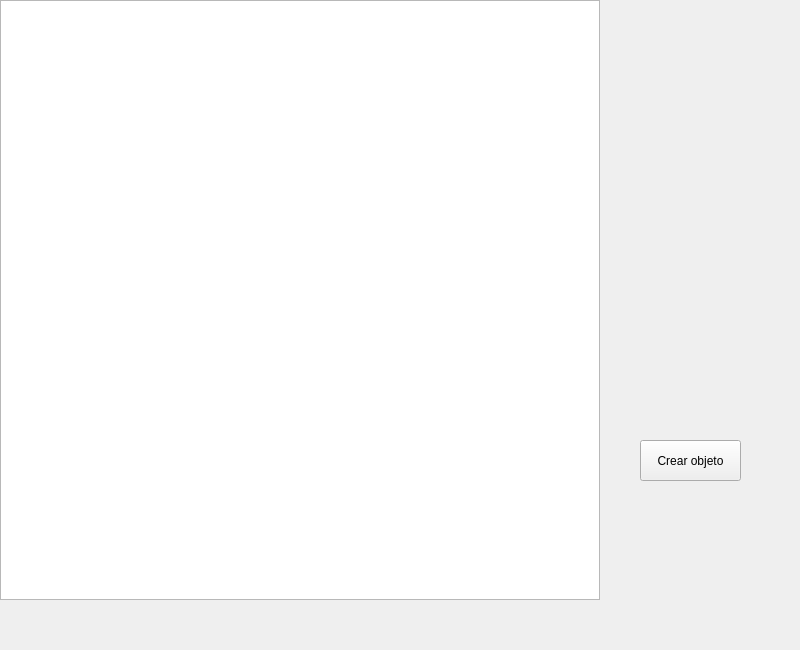
This is mainwindow.ui in valentinajaramillor/Parcial-Final-Info-2 as Qt 5 draws it before an edit. The edited form follows.
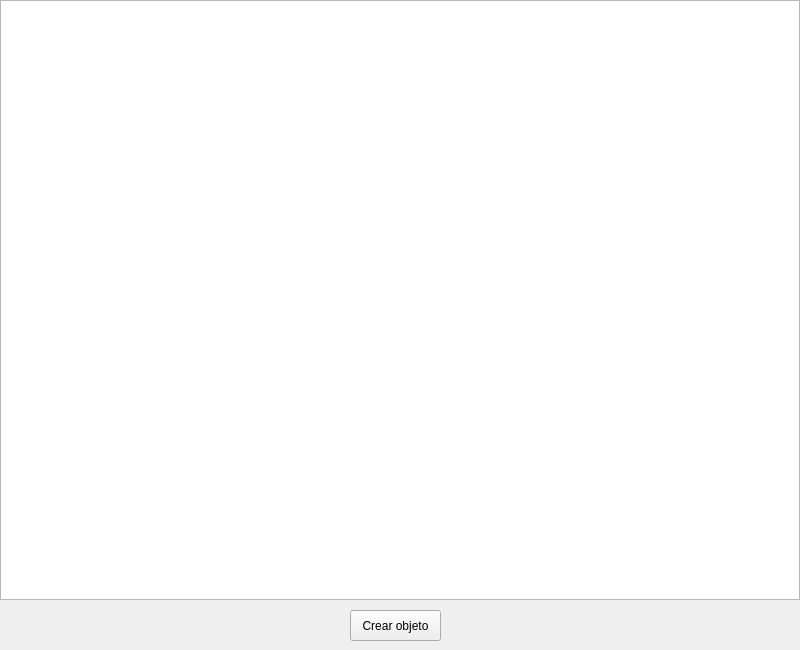
This is the edited form.

Commit message: modificación al cambio de color

```diff
--- a/mainwindow.ui
+++ b/mainwindow.ui
@@ -19,7 +19,7 @@
      <rect>
       <x>0</x>
       <y>0</y>
-      <width>600</width>
+      <width>800</width>
       <height>600</height>
      </rect>
     </property>
@@ -27,10 +27,10 @@
    <widget class="QPushButton" name="creador">
     <property name="geometry">
      <rect>
-      <x>640</x>
-      <y>440</y>
-      <width>101</width>
-      <height>41</height>
+      <x>350</x>
+      <y>610</y>
+      <width>91</width>
+      <height>31</height>
      </rect>
     </property>
     <property name="text">
```
The commit also changes 2 other files.
